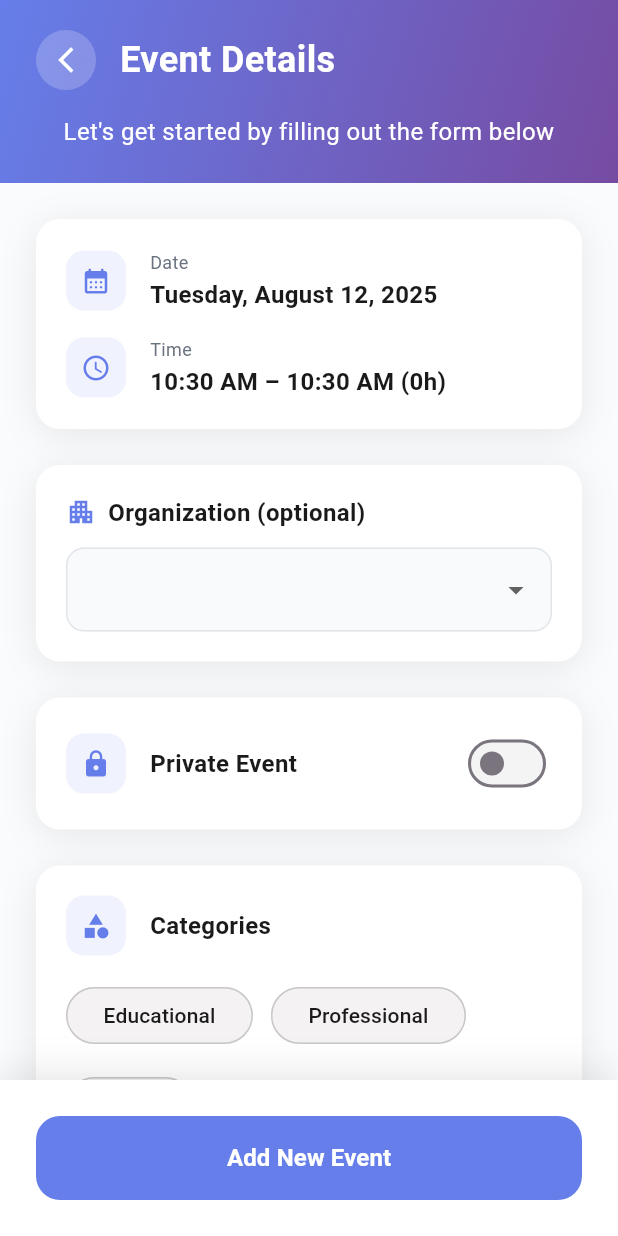
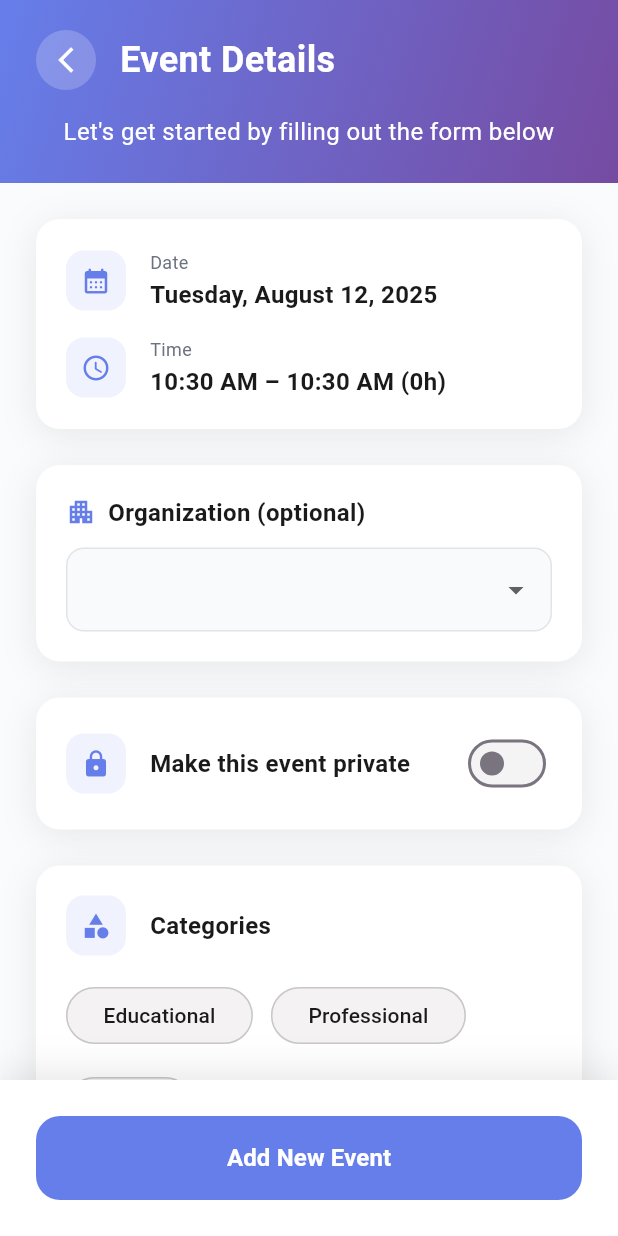
Before and after one commit to orgamiapps/orgamiappV1, a Flutter app: the CreateEventScreen screen opened directly with empty values, after a tap on "Add New Event", on a phone screen of 412 x 824 dp. Run offline on Flutter 3.47's test engine with Material 3 defaults, Android fonts, the phone set to English and light mode, and no system bars; our stand-ins replace cached_network_image, carousel_slider, cloud_firestore, firebase_auth, firebase_core, firebase_messaging and 17 more; missing offline and left inert: mobile_scanner, qr_code_scanner_plus, syncfusion_flutter_xlsio; accounts and stored records are empty.

Commit message:
Refactor event visibility toggle for organization and public events
Co-authored-by: pareisinger0 <pareisinger0@gmail.com>

```diff
--- a/lib/screens/Events/create_event_screen.dart
+++ b/lib/screens/Events/create_event_screen.dart
@@ -292,6 +292,11 @@ class _CreateEventScreenState extends State<CreateEventScreen>
 
     // Preselect organization if provided
     _selectedOrganizationId = widget.preselectedOrganizationId;
+    // If this is explicitly an organization event flow, default to private until the
+    // creator checks the box to make it public.
+    if (widget.forceOrganizationEvent) {
+      privateEvent = true; // not public by default for org events
+    }
 
     // Initialize animations
     _fadeController = AnimationController(
@@ -429,8 +434,8 @@ class _CreateEventScreenState extends State<CreateEventScreen>
               // Organization selector
               _buildOrganizationSelector(),
               const SizedBox(height: 24),
-              // Private Event Toggle
-              _buildPrivateEventToggle(),
+              // Private/Public Toggle (depends on org context)
+              _buildVisibilityToggle(),
               const SizedBox(height: 24),
               // Categories Section
               _buildCategoriesSection(),
@@ -536,7 +541,70 @@ class _CreateEventScreenState extends State<CreateEventScreen>
     );
   }
 
-  Widget _buildPrivateEventToggle() {
+  bool get _isOrganizationContext =>
+      widget.forceOrganizationEvent ||
+      (_selectedOrganizationId != null && _selectedOrganizationId!.isNotEmpty);
+
+  Widget _buildVisibilityToggle() {
+    // For public events (no organization), show "Make this event private"
+    if (!_isOrganizationContext) {
+      return Container(
+        width: double.infinity,
+        padding: const EdgeInsets.all(20),
+        decoration: BoxDecoration(
+          color: Colors.white,
+          borderRadius: BorderRadius.circular(16),
+          boxShadow: [
+            BoxShadow(
+              color: Colors.black.withValues(alpha: 0.08),
+              spreadRadius: 0,
+              blurRadius: 20,
+              offset: const Offset(0, 4),
+            ),
+          ],
+        ),
+        child: Row(
+          children: [
+            Container(
+              width: 40,
+              height: 40,
+              decoration: BoxDecoration(
+                color: const Color(0xFF667EEA).withValues(alpha: 0.1),
+                borderRadius: BorderRadius.circular(12),
+              ),
+              child:
+                  const Icon(Icons.lock, color: Color(0xFF667EEA), size: 20),
+            ),
+            const SizedBox(width: 16),
+            const Expanded(
+              child: Text(
+                'Make this event private',
+                style: TextStyle(
+                  color: Color(0xFF1A1A1A),
+                  fontWeight: FontWeight.w600,
+                  fontSize: 16,
+                  fontFamily: 'Roboto',
+                ),
+              ),
+            ),
+            Switch(
+              value: privateEvent,
+              onChanged: (value) {
+                setState(() {
+                  privateEvent = value;
+                });
+              },
+              activeColor: const Color(0xFF667EEA),
+              activeTrackColor:
+                  const Color(0xFF667EEA).withValues(alpha: 0.3),
+            ),
+          ],
+        ),
+      );
+    }
+
+    // For organization events, show "Make this event public" with a checkbox
+    final bool isPublic = !privateEvent;
     return Container(
       width: double.infinity,
       padding: const EdgeInsets.all(20),
@@ -558,15 +626,15 @@ class _CreateEventScreenState extends State<CreateEventScreen>
             width: 40,
             height: 40,
             decoration: BoxDecoration(
-              color: const Color(0xFF667EEA).withValues(alpha: 0.1),
+              color: const Color(0xFF10B981).withValues(alpha: 0.1),
               borderRadius: BorderRadius.circular(12),
             ),
-            child: const Icon(Icons.lock, color: Color(0xFF667EEA), size: 20),
+            child: const Icon(Icons.public, color: Color(0xFF10B981), size: 20),
           ),
           const SizedBox(width: 16),
           const Expanded(
             child: Text(
-              'Private Event',
+              'Make this event public',
               style: TextStyle(
                 color: Color(0xFF1A1A1A),
                 fontWeight: FontWeight.w600,
@@ -575,15 +643,14 @@ class _CreateEventScreenState extends State<CreateEventScreen>
               ),
             ),
           ),
-          Switch(
-            value: privateEvent,
+          Checkbox(
+            value: isPublic,
             onChanged: (value) {
               setState(() {
-                privateEvent = value;
+                privateEvent = !(value ?? false);
               });
             },
-            activeColor: const Color(0xFF667EEA),
-            activeTrackColor: const Color(0xFF667EEA).withValues(alpha: 0.3),
+            activeColor: const Color(0xFF10B981),
           ),
         ],
       ),
@@ -742,6 +809,11 @@ class _CreateEventScreenState extends State<CreateEventScreen>
               onChanged: (value) {
                 setState(() {
                   _selectedOrganizationId = value;
+                  // If selecting an organization, default to private until user opts-in to public
+                  if (_selectedOrganizationId != null &&
+                      _selectedOrganizationId!.isNotEmpty) {
+                    privateEvent = true;
+                  }
                 });
               },
             ),
```
